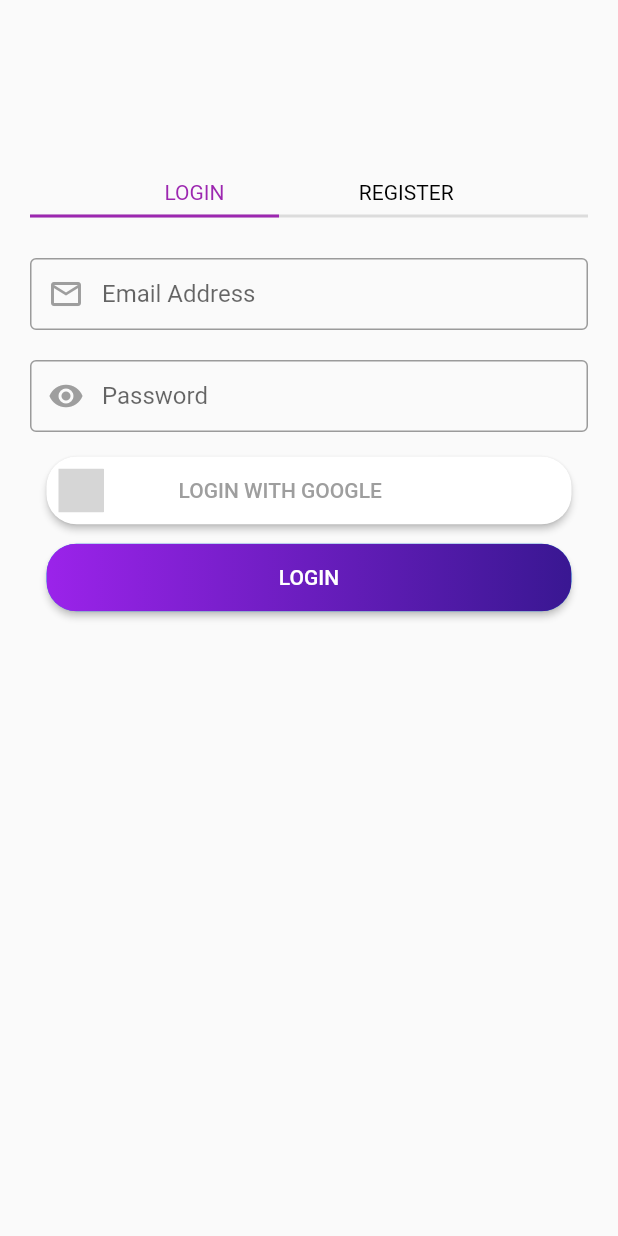
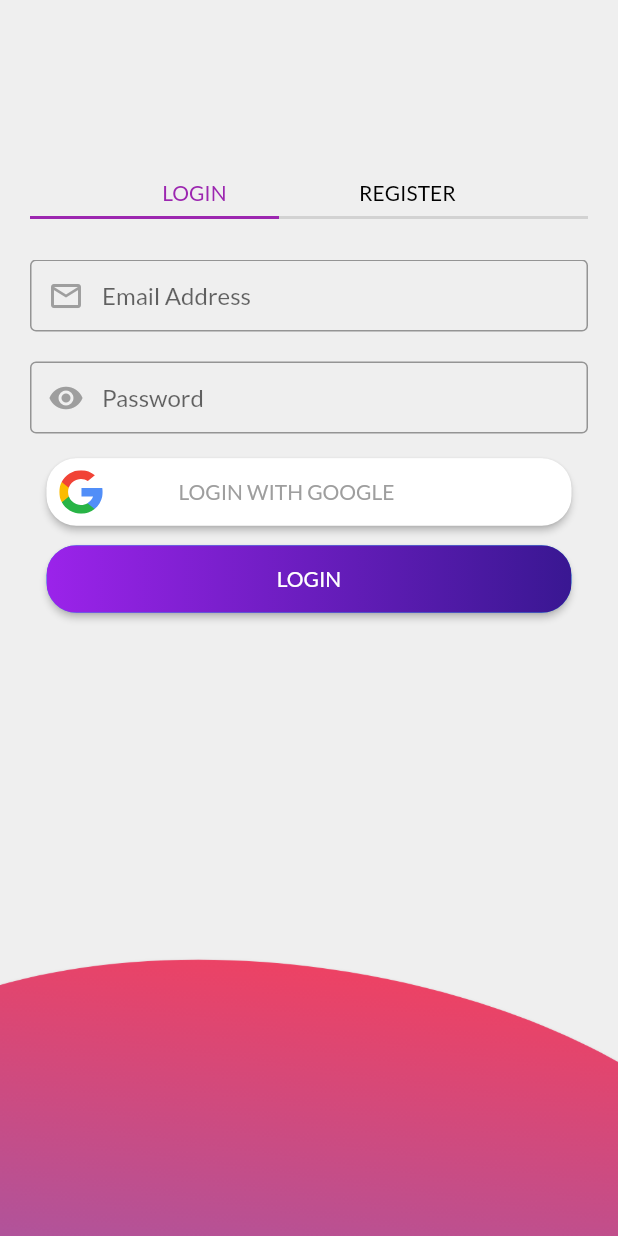
Before and after one commit to Giacomopanattoni/subscription-manager, a Flutter app: the AuthScreen screen opened by its route, on a phone screen of 412 x 824 dp. Run offline on Flutter 3.47's test engine with Material 2 defaults, Android fonts, the phone set to English and light mode, and no system bars; our stand-ins replace firebase_auth, firebase_core, firebase_messaging, flutter_svg, google_sign_in, shared_preferences; accounts and stored records are empty; grey boxes are pictures that could not be loaded.

Commit message:
Added notification service after login Added fonts directory and themeData -> fontFamily 'Lato'

```diff
--- a/subscription_app/lib/constants/auth.dart
+++ b/subscription_app/lib/constants/auth.dart
@@ -8,6 +8,7 @@ const kHintTextUserName = 'User Name';
 const kHintTextEmail = 'Email Address';
 const kHintTextPassword = 'Password';
 const kHintTextConfirmPassword = 'Confirm password';
+const kVapidKey = 'BNjvyIliQfb-zOTWRVVTRM4ebCLNQ_ZfRCAHgPkE2TSTz8wK29nC7jRAzfuo7zXvPBK6_HHlXfTQ7xx_vQ5YnFg';
 
 const Pattern kPatternEmail =
     r'^(([^<>()[\]\\.,;:\s@\"]+(\.[^<>()[\]\\.,;:\s@\"]+)*)|(\".+\"))@((\[[0-9]{1,3}\.[0-9]{1,3}\.[0-9]{1,3}\.[0-9]{1,3}\])|(([a-zA-Z\-0-9]+\.)+[a-zA-Z]{2,}))$';
--- a/subscription_app/lib/constants/style.dart
+++ b/subscription_app/lib/constants/style.dart
@@ -3,6 +3,7 @@ import 'package:flutter/material.dart';
 const kTextColorLight = Colors.grey;
 const kTextColorDark = Colors.black;
 const kColorPrimary = Colors.purple;
+const kColorError = Colors.red;
 
 kTextFieldDecoration({IconData prefixIcon, String hintText}) {
   return InputDecoration(
--- a/subscription_app/lib/main.dart
+++ b/subscription_app/lib/main.dart
@@ -23,8 +23,8 @@ class MyApp extends StatelessWidget {
           AuthScreen.id: (context) => AuthScreen(),
           HomeScreen.id: (context) => HomeScreen(),
         },
-        theme: ThemeData(),
-        home: HomeScreen(),
+        theme: ThemeData(fontFamily: 'Lato'),
+        home: AuthScreen(),
       ),
     );
   }
--- a/subscription_app/lib/screens/auth_screen.dart
+++ b/subscription_app/lib/screens/auth_screen.dart
@@ -12,31 +12,41 @@ class AuthScreen extends StatefulWidget {
 }
 
 class _AuthScreenState extends State<AuthScreen> {
-  Color _dividerLoginColor;
-  Color _dividerRegisterColor;
-  bool _isLogin;
-  Color _colorRegText;
-  Color _colorLogText;
+  Color _dividerLoginColor = kColorPrimary;
+  Color _dividerRegisterColor = Colors.transparent;
+  Color _colorRegText = kTextColorDark;
+  Color _colorLogText = kColorPrimary;
 
-  void switchLogReg(bool screenState) {
+  void switchLogReg(int pageScreen) {
     setState(() {
-      _isLogin = screenState;
-      _dividerLoginColor = _isLogin ? kColorPrimary : Colors.transparent;
-      _dividerRegisterColor = _isLogin ? Colors.transparent : kColorPrimary;
-      _colorLogText = _isLogin ? kColorPrimary : kTextColorDark;
-      _colorRegText = _isLogin ? kTextColorDark : kColorPrimary;
+      bool isLogin;
+      pageScreen == 0 ? isLogin = true : isLogin = false;
+      isLogin ? controller.jumpToPage(0) : controller.jumpToPage(1);
+      _dividerLoginColor = isLogin ? kColorPrimary : Colors.transparent;
+      _dividerRegisterColor = isLogin ? Colors.transparent : kColorPrimary;
+      _colorLogText = isLogin ? kColorPrimary : kTextColorDark;
+      _colorRegText = isLogin ? kTextColorDark : kColorPrimary;
     });
   }
 
   @override
   void initState() {
-    switchLogReg(true);
     super.initState();
   }
 
+  final PageController controller = PageController(initialPage: 0);
+
   @override
   Widget build(BuildContext context) {
-    return Scaffold(
+    return Container(
+      decoration: BoxDecoration(
+        image: DecorationImage(
+          image: AssetImage('images/background.png'),
+          fit: BoxFit.cover,
+        ),
+      ),
+      child: Scaffold(
+        backgroundColor: Colors.transparent,
         body: SingleChildScrollView(
           child: SafeArea(
             child: Padding(
@@ -53,7 +63,7 @@ class _AuthScreenState extends State<AuthScreen> {
                         children: <Widget>[
                           GestureDetector(
                             onTap: () {
-                            switchLogReg(true);
+                              switchLogReg(0);
                             },
                             child: Text(
                               'LOGIN',
@@ -62,7 +72,7 @@ class _AuthScreenState extends State<AuthScreen> {
                           ),
                           GestureDetector(
                             onTap: () {
-                            switchLogReg(false);
+                              switchLogReg(1);
                             },
                             child: Text(
                               'REGISTER',
@@ -89,7 +99,20 @@ class _AuthScreenState extends State<AuthScreen> {
                       SizedBox(
                         height: 20,
                       ),
-                    _isLogin ? LoginWidget() : RegisterWidget(),
+                      SizedBox(
+                        height: MediaQuery.of(context).size.height,
+                        child: PageView(
+                          onPageChanged: (int) {
+                            switchLogReg(int);
+                          },
+                          scrollDirection: Axis.horizontal,
+                          controller: controller,
+                          children: [
+                            LoginWidget(),
+                            RegisterWidget(),
+                          ],
+                        ),
+                      ),
                     ],
                   ),
                 ],
@@ -97,6 +120,7 @@ class _AuthScreenState extends State<AuthScreen> {
             ),
           ),
         ),
+      ),
     );
   }
 }
--- a/subscription_app/lib/services/authentication.dart
+++ b/subscription_app/lib/services/authentication.dart
@@ -14,8 +14,7 @@ class Authentication {
     String myPath = '/api/auth/register';
     dynamic data = await api.post(path: myPath, body: params);
     if (data != null) {
-      dynamic dataDecode = jsonDecode(data);
-      print(dataDecode);
+      print(data);
       return true;
     }
     return false;
```
Also changed, not shown: subscription_app/lib/services/notifications.dart (+26 -0 lines), subscription_app/lib/widgets/loginWidget.dart (+52 -10 lines), subscription_app/lib/widgets/registerWidget.dart (+12 -2 lines), subscription_app/lib/widgets/textFormFieldCustom.dart (+5 -4 lines), subscription_app/pubspec.yaml (+5 -11 lines), subscription_app/fonts/Lato-Regular.ttf (added), subscription_app/images/amazon.svg (renamed from subscription_app/Images/amazon.svg), subscription_app/images/background.png (added), subscription_app/images/disney.svg (renamed from subscription_app/Images/disney.svg), subscription_app/images/googleicon.svg (renamed from subscription_app/Images/googleicon.svg), subscription_app/images/netflix.svg (renamed from subscription_app/Images/netflix.svg). Lines whose indentation alone changed are shown as unchanged.
